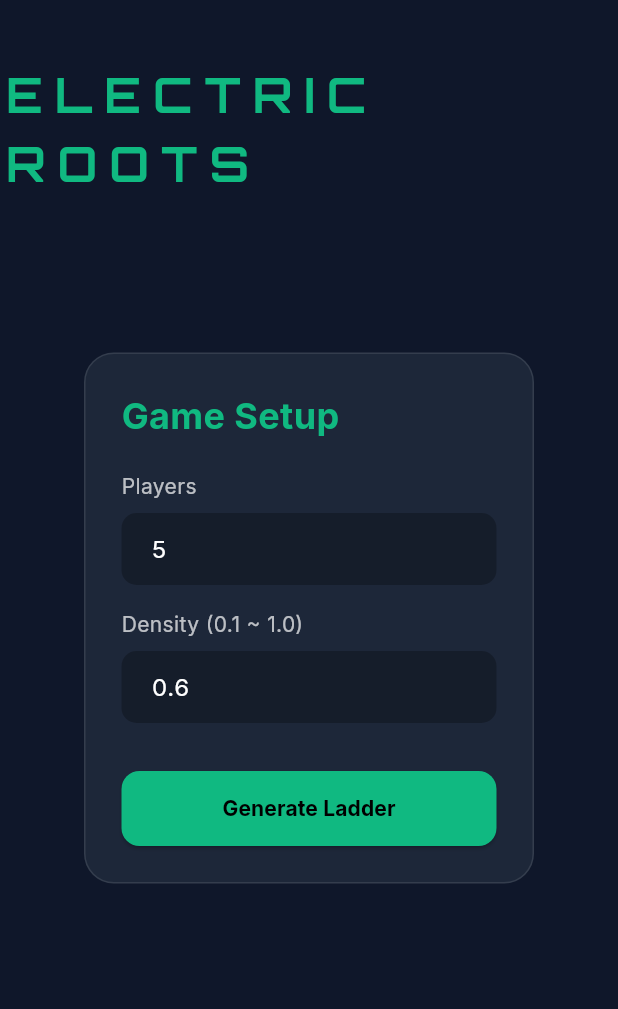
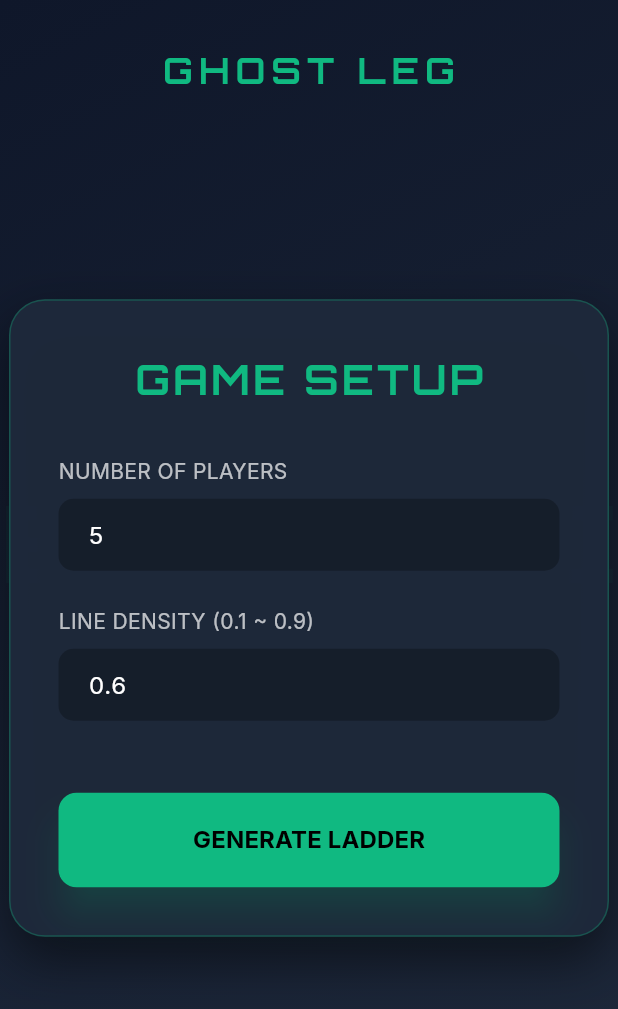
Before and after one commit to skstorm/Rootfolio, a Flutter app: the screen it shows after launch, on a phone screen of 412 x 824 dp. Shown: the top 1009 px of the screen. Run offline on Flutter 3.47's test engine with Material 3 defaults, Android fonts, the phone set to English and light mode, and no system bars; our stand-ins replace google_fonts.

```diff
--- a/AppRoot/ladder_game/lib/main.dart
+++ b/AppRoot/ladder_game/lib/main.dart
@@ -106,24 +106,59 @@ class _GameViewState extends State<GameView> with SingleTickerProviderStateMixin
     final map = provider.map;
 
     return Scaffold(
-      body: Stack(
+      body: Container(
+        decoration: const BoxDecoration(
+          gradient: LinearGradient(
+            begin: Alignment.topLeft,
+            end: Alignment.bottomRight,
+            colors: [Color(0xFF0F172A), Color(0xFF1E293B)],
+          ),
+        ),
+        child: Stack(
+          alignment: Alignment.center,
           children: [
-          // 1. 사다리 게임 캔버스 (InteractiveViewer를 통한 카메라 워킹)
+            // 1. 배경 장식 (텍스트 로고)
+            Positioned.fill(
+              child: Opacity(
+                opacity: 0.05,
+                child: Center(
+                  child: FittedBox(
+                    child: Text(
+                      'ELECTRIC\nROOTS',
+                      textAlign: TextAlign.center,
+                      style: GoogleFonts.orbitron(
+                        fontSize: 200,
+                        fontWeight: FontWeight.bold,
+                        color: Theme.of(context).primaryColor,
+                      ),
+                    ),
+                  ),
+                ),
+              ),
+            ),
+
+            // 2. 사다리 게임 캔버스
+            if (map != null)
               Positioned.fill(
                 child: InteractiveViewer(
                   transformationController: _transformationController,
-              boundaryMargin: const EdgeInsets.all(100),
-              minScale: 0.5,
-              maxScale: 2.5,
-              child: map != null ? Center(
+                  boundaryMargin: const EdgeInsets.all(200),
+                  minScale: 0.1,
+                  maxScale: 3.0,
+                  child: Center(
                     child: Container(
-                  width: MediaQuery.of(context).size.width * 0.8,
-                  height: MediaQuery.of(context).size.height * 0.7,
+                      width: MediaQuery.of(context).size.width * 0.9,
+                      height: MediaQuery.of(context).size.height * 0.8,
+                      decoration: BoxDecoration(
+                        border: Border.all(color: Colors.white10),
+                        color: Colors.black26,
+                        borderRadius: BorderRadius.circular(12),
+                      ),
                       child: GestureDetector(
                         onTapUp: (details) {
                           if (provider.isAnimating) return;
 
-                      final double colWidth = (MediaQuery.of(context).size.width * 0.8) / (map.columnCount - 1 + 2);
+                          final double colWidth = (MediaQuery.of(context).size.width * 0.9) / (map.columnCount - 1 + 2);
                           final double startX = colWidth;
                           final int colIndex = ((details.localPosition.dx - startX + (colWidth / 2)) / colWidth).floor();
 
@@ -143,36 +178,38 @@ class _GameViewState extends State<GameView> with SingleTickerProviderStateMixin
                         ),
                       ),
                     ),
-              ) : const SizedBox.shrink(),
+                  ),
                 ),
               ),
 
-          // 2. 고정 제목 (카메라 영향 안 받음)
+            // 3. 상단 헤더
             if (!provider.isAnimating)
               Positioned(
-              top: 40,
-              left: 0,
-              right: 0,
-              child: Center(
+                top: 30,
                 child: Text(
-                  'ELECTRIC ROOTS',
+                  'GHOST LEG',
                   style: GoogleFonts.orbitron(
-                    fontSize: 32,
-                    letterSpacing: 8,
+                    fontSize: 24,
+                    letterSpacing: 4,
                     fontWeight: FontWeight.bold,
                     color: Theme.of(context).primaryColor,
                   ),
                 ),
               ),
+
+            // 4. 설정 UI
+            if (map == null)
+              const Center(
+                child: SingleChildScrollView(
+                  child: SetupWidget(),
+                ),
               ),
 
-          // 3. UI 컨트롤
-          if (map == null)
-            const Center(child: SetupWidget())
-          else if (!provider.isAnimating)
+            // 5. 초기화 버튼
+            if (map != null && !provider.isAnimating)
               Positioned(
-              bottom: 40,
-              right: 40,
+                bottom: 30,
+                right: 30,
                 child: FloatingActionButton(
                   onPressed: () {
                     provider.clearMap();
@@ -184,6 +221,7 @@ class _GameViewState extends State<GameView> with SingleTickerProviderStateMixin
               ),
           ],
         ),
+      ),
     );
   }
 }
--- a/AppRoot/ladder_game/lib/widgets/setup_widget.dart
+++ b/AppRoot/ladder_game/lib/widgets/setup_widget.dart
@@ -1,4 +1,5 @@
 import 'package:flutter/material.dart';
+import 'package:google_fonts/google_fonts.dart';
 import 'package:provider/provider.dart';
 import '../providers/game_provider.dart';
 
@@ -15,31 +16,44 @@ class _SetupWidgetState extends State<SetupWidget> {
 
   @override
   Widget build(BuildContext context) {
-    return Container(
-      padding: const EdgeInsets.all(24),
+    return Material(
+      color: Colors.transparent,
+      child: Container(
+        padding: const EdgeInsets.all(32),
+        constraints: const BoxConstraints(maxWidth: 400),
         decoration: BoxDecoration(
-        color: const Color(0xFF1E293B).withOpacity(0.9),
-        borderRadius: BorderRadius.circular(20),
-        border: Border.all(color: Colors.white10),
+          color: const Color(0xFF1E293B).withOpacity(0.95),
+          borderRadius: BorderRadius.circular(24),
+          border: Border.all(color: const Color(0xFF10B981).withOpacity(0.3)),
+          boxShadow: [
+            BoxShadow(
+              color: Colors.black.withOpacity(0.5),
+              blurRadius: 30,
+              offset: const Offset(0, 15),
             ),
-      width: 300,
+          ],
+        ),
         child: Column(
           mainAxisSize: MainAxisSize.min,
-        crossAxisAlignment: CrossAxisAlignment.start,
+          crossAxisAlignment: CrossAxisAlignment.stretch,
           children: [
-          const Text(
-            'Game Setup',
-            style: TextStyle(fontSize: 24, fontWeight: FontWeight.bold, color: Color(0xFF10B981)),
+            Center(
+              child: Text(
+                'GAME SETUP',
+                style: GoogleFonts.orbitron(
+                  fontSize: 28,
+                  fontWeight: FontWeight.bold,
+                  color: const Color(0xFF10B981),
+                  letterSpacing: 2,
                 ),
-          const SizedBox(height: 20),
-          _buildInputField('Players', _playerCountController),
-          const SizedBox(height: 16),
-          _buildInputField('Density (0.1 ~ 1.0)', _densityController),
+              ),
+            ),
             const SizedBox(height: 32),
-          SizedBox(
-            width: double.infinity,
-            height: 50,
-            child: ElevatedButton(
+            _buildInputField('NUMBER OF PLAYERS', _playerCountController),
+            const SizedBox(height: 24),
+            _buildInputField('LINE DENSITY (0.1 ~ 0.9)', _densityController),
+            const SizedBox(height: 48),
+            ElevatedButton(
               onPressed: () {
                 final count = int.tryParse(_playerCountController.text) ?? 5;
                 final density = double.tryParse(_densityController.text) ?? 0.6;
@@ -52,12 +66,18 @@ class _SetupWidgetState extends State<SetupWidget> {
               style: ElevatedButton.styleFrom(
                 backgroundColor: const Color(0xFF10B981),
                 foregroundColor: Colors.black,
+                padding: const EdgeInsets.symmetric(vertical: 20),
                 shape: RoundedRectangleBorder(borderRadius: BorderRadius.circular(12)),
+                elevation: 10,
+                shadowColor: const Color(0xFF10B981).withOpacity(0.5),
               ),
-              child: const Text('Generate Ladder', style: TextStyle(fontWeight: FontWeight.bold)),
+              child: const Text(
+                'GENERATE LADDER',
+                style: TextStyle(fontWeight: FontWeight.bold, fontSize: 16),
               ),
             ),
           ],
+        ),
       ),
     );
   }
--- a/WebRoot/public/apps-metadata.json
+++ b/WebRoot/public/apps-metadata.json
@@ -10,9 +10,9 @@
         "id": "ladder_game",
         "name": "Ghost Leg (사다리타기)",
         "description": "네온 테마의 고도화된 사다리타기 게임입니다.",
-        "path": "/apps/ladder_game/v-2026-02-27-a495817d/index.html",
+        "path": "/apps/ladder_game/v-2026-02-27-ca4b27f5-fixed/index.html",
         "icon": "⚡",
-        "version": "v-2026-02-27-a495817d",
-        "updatedAt": "2026-02-27T00:30:00Z"
+        "version": "v-2026-02-27-ca4b27f5-fixed",
+        "updatedAt": "2026-02-27T00:42:00Z"
     }
 ]
```
Also changed, not shown: 3 other files. Lines whose indentation alone changed are shown as unchanged.
